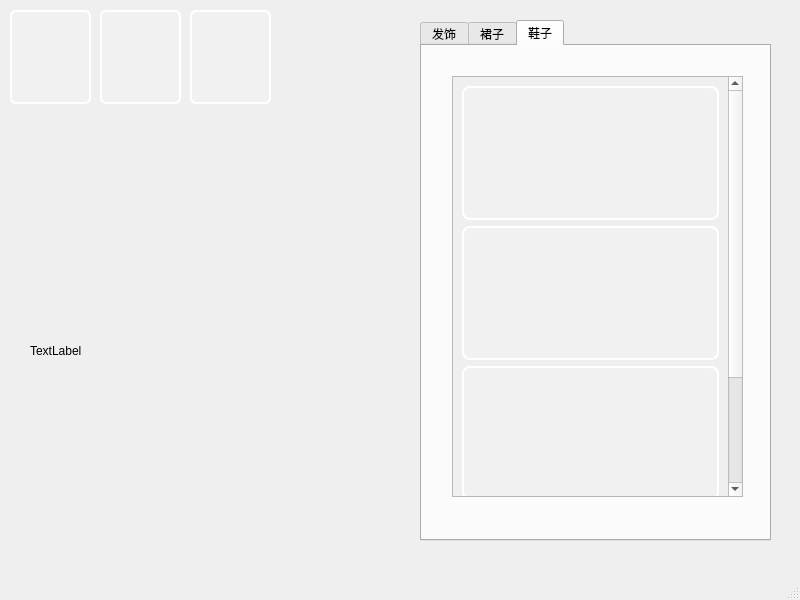
First picture: the form in mainwindow.ui, repository Cici208/Qt-DressUp-Game, before the edit.
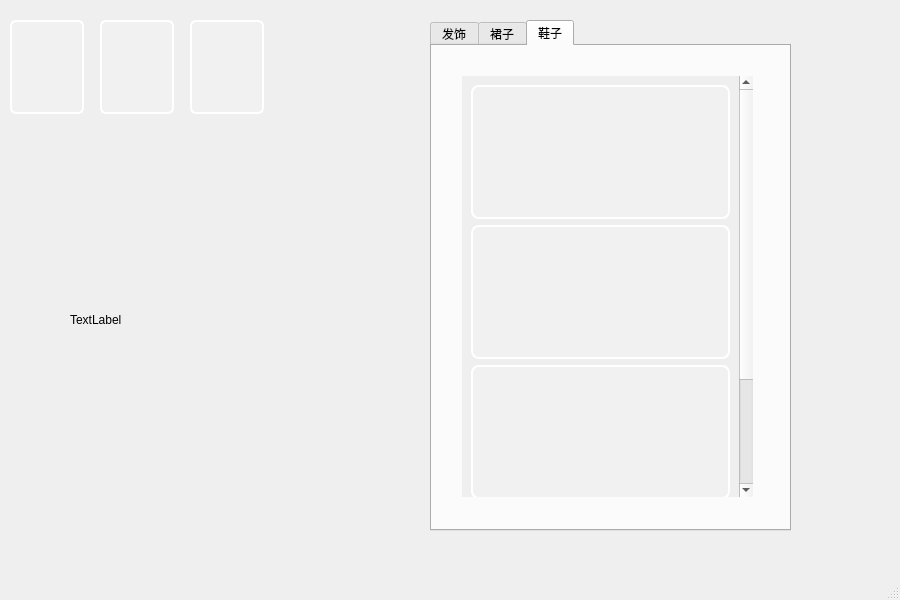
Second picture: the form after the edit. The open tabs and pages were chosen to show the change. Icons and pictures are not drawn. Custom widgets are drawn as their Qt base class.

Patch:
```diff
--- a/mainwindow.ui
+++ b/mainwindow.ui
@@ -6,10 +6,16 @@
    <rect>
     <x>0</x>
     <y>0</y>
-    <width>800</width>
+    <width>900</width>
     <height>600</height>
    </rect>
   </property>
+  <property name="sizePolicy">
+   <sizepolicy hsizetype="Expanding" vsizetype="Expanding">
+    <horstretch>0</horstretch>
+    <verstretch>0</verstretch>
+   </sizepolicy>
+  </property>
   <property name="windowTitle">
    <string>MainWindow</string>
   </property>
@@ -26,37 +32,73 @@
 background-position:center;
 background-size:cover;</string>
    </property>
-   <widget class="QLabel" name="personLabel">
+   <widget class="QStackedWidget" name="stackedWidget">
     <property name="geometry">
      <rect>
-      <x>30</x>
-      <y>140</y>
-      <width>391</width>
-      <height>421</height>
+      <x>0</x>
+      <y>0</y>
+      <width>900</width>
+      <height>600</height>
      </rect>
     </property>
-    <property name="minimumSize">
-     <size>
-      <width>300</width>
-      <height>400</height>
-     </size>
+    <property name="sizePolicy">
+     <sizepolicy hsizetype="Fixed" vsizetype="Fixed">
+      <horstretch>0</horstretch>
+      <verstretch>0</verstretch>
+     </sizepolicy>
     </property>
-    <property name="styleSheet">
-     <string notr="true">background: transparent;</string>
+    <property name="autoFillBackground">
+     <bool>false</bool>
     </property>
-    <property name="text">
-     <string>TextLabel</string>
+    <property name="currentIndex">
+     <number>1</number>
     </property>
-    <property name="scaledContents">
-     <bool>true</bool>
-    </property>
-   </widget>
+    <widget class="QWidget" name="page">
+     <property name="sizePolicy">
+      <sizepolicy hsizetype="Fixed" vsizetype="Fixed">
+       <horstretch>0</horstretch>
+       <verstretch>0</verstretch>
+      </sizepolicy>
+     </property>
+     <property name="autoFillBackground">
+      <bool>false</bool>
+     </property>
+     <widget class="StartScreenWidget" name="startScreenWidget" native="true">
+      <property name="geometry">
+       <rect>
+        <x>0</x>
+        <y>0</y>
+        <width>900</width>
+        <height>600</height>
+       </rect>
+      </property>
+      <property name="sizePolicy">
+       <sizepolicy hsizetype="Fixed" vsizetype="Fixed">
+        <horstretch>0</horstretch>
+        <verstretch>0</verstretch>
+       </sizepolicy>
+      </property>
+      <property name="autoFillBackground">
+       <bool>false</bool>
+      </property>
+     </widget>
+    </widget>
+    <widget class="QWidget" name="page_2">
+     <property name="sizePolicy">
+      <sizepolicy hsizetype="Fixed" vsizetype="Fixed">
+       <horstretch>0</horstretch>
+       <verstretch>0</verstretch>
+      </sizepolicy>
+     </property>
+     <property name="autoFillBackground">
+      <bool>false</bool>
+     </property>
    <widget class="QPushButton" name="btnPerson1">
     <property name="geometry">
      <rect>
       <x>10</x>
-      <y>10</y>
-      <width>81</width>
+        <y>20</y>
+        <width>74</width>
       <height>94</height>
      </rect>
     </property>
@@ -90,8 +132,8 @@
     <property name="geometry">
      <rect>
       <x>100</x>
-      <y>10</y>
-      <width>81</width>
+        <y>20</y>
+        <width>74</width>
       <height>94</height>
      </rect>
     </property>
@@ -125,8 +167,8 @@
     <property name="geometry">
      <rect>
       <x>190</x>
-      <y>10</y>
-      <width>81</width>
+        <y>20</y>
+        <width>74</width>
       <height>94</height>
      </rect>
     </property>
@@ -156,13 +198,38 @@
       <normaloff>:/images/person3.png</normaloff>:/images/person3.png</iconset>
     </property>
    </widget>
+     <widget class="QLabel" name="personLabel">
+      <property name="geometry">
+       <rect>
+        <x>70</x>
+        <y>120</y>
+        <width>300</width>
+        <height>400</height>
+       </rect>
+      </property>
+      <property name="minimumSize">
+       <size>
+        <width>300</width>
+        <height>400</height>
+       </size>
+      </property>
+      <property name="styleSheet">
+       <string notr="true">background: transparent;</string>
+      </property>
+      <property name="text">
+       <string>TextLabel</string>
+      </property>
+      <property name="scaledContents">
+       <bool>false</bool>
+      </property>
+     </widget>
    <widget class="QTabWidget" name="tabWidget">
     <property name="geometry">
      <rect>
-      <x>420</x>
+        <x>430</x>
       <y>20</y>
-      <width>351</width>
-      <height>521</height>
+        <width>361</width>
+        <height>511</height>
      </rect>
     </property>
     <property name="styleSheet">
@@ -890,6 +957,15 @@
         <height>421</height>
        </rect>
       </property>
+        <property name="styleSheet">
+         <string notr="true">QScrollArea {
+    background: transparent;
+    border: none;
+}
+QScrollAreaWidgetContents {
+    background: transparent;
+}</string>
+        </property>
       <property name="widgetResizable">
        <bool>true</bool>
       </property>
@@ -898,10 +974,19 @@
         <rect>
          <x>0</x>
          <y>0</y>
-         <width>275</width>
+           <width>277</width>
          <height>572</height>
         </rect>
        </property>
+         <property name="styleSheet">
+          <string notr="true">QScrollArea {
+    background: transparent;
+    border: none;
+}
+QScrollAreaWidgetContents {
+    background: transparent;
+}</string>
+         </property>
        <layout class="QGridLayout" name="gridLayout_5">
         <item row="2" column="0">
          <widget class="QPushButton" name="shoe3">
@@ -1045,6 +1130,8 @@
     </widget>
    </widget>
   </widget>
+   </widget>
+  </widget>
   <widget class="QMenuBar" name="menubar">
    <property name="geometry">
     <rect>
@@ -1057,6 +1144,14 @@
   </widget>
   <widget class="QStatusBar" name="statusbar"/>
  </widget>
+ <customwidgets>
+  <customwidget>
+   <class>StartScreenWidget</class>
+   <extends>QWidget</extends>
+   <header location="global">startscreenwidget.h</header>
+   <container>1</container>
+  </customwidget>
+ </customwidgets>
  <resources>
   <include location="images.qrc"/>
  </resources>
```
Left out of the diff: 28 changed lines with no effect on the pictures. Lines whose indentation alone changed are shown as unchanged.
